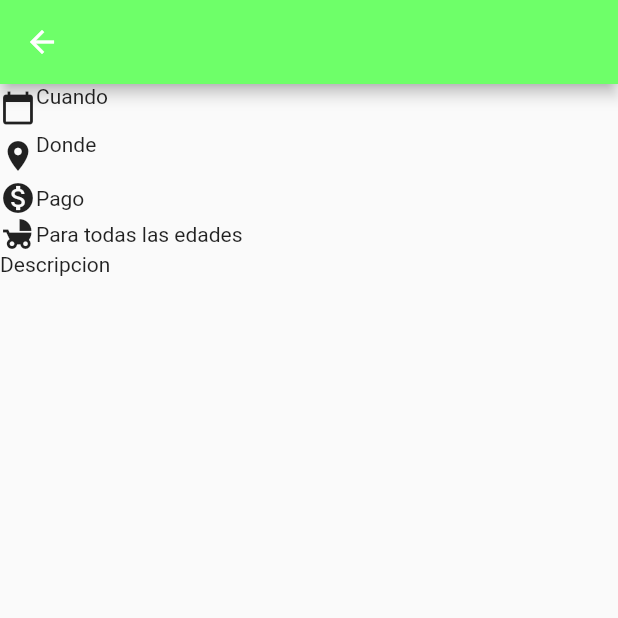
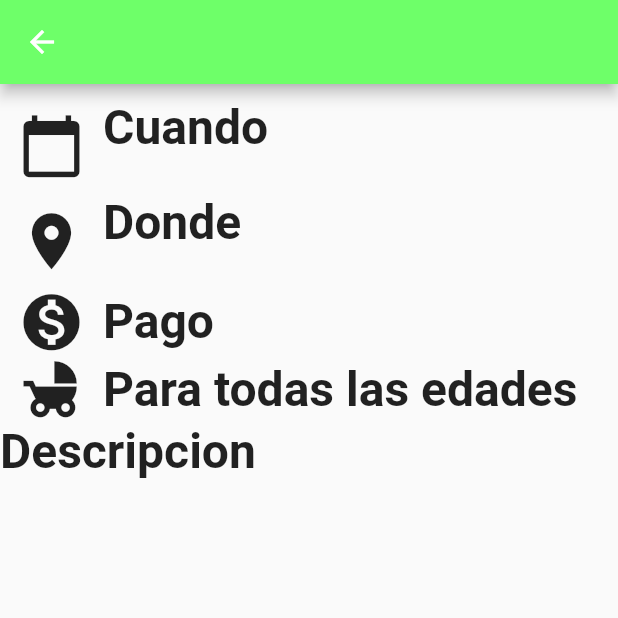
Before and after one commit to TomasTurM/sesale_app, a Flutter app: the DetailsPage screen opened directly with empty values, on a phone screen of 412 x 824 dp, the top half of it. Run offline on Flutter 3.47's test engine with Material 2 defaults, Android fonts, the light colour scheme and no system bars; our stand-ins replace dio; network calls fail.

Commit message:
layout changes

```diff
--- a/lib/event_details/event_details.dart
+++ b/lib/event_details/event_details.dart
@@ -11,6 +11,9 @@ class DetailsPage extends StatefulWidget {
   @override
   DetailsPageState createState() => DetailsPageState();
 }
+
+// Every icon´s size
+double iconSize = 45.0;
 
 class DetailsPageState extends State<DetailsPage> {
 
@@ -37,46 +40,90 @@ class DetailsPageState extends State<DetailsPage> {
         backgroundColor: Color.fromRGBO(110, 255, 105, 90),
       ),
       body: ListView(
+        padding: EdgeInsets.only(top: 10.0),
         children: <Widget>[
           Row(
+            crossAxisAlignment: CrossAxisAlignment.center,
             children: <Widget>[
-              Icon(Icons.calendar_today),
-              Column(
+              Flexible(
+                flex: 2,
+                fit: FlexFit.tight,
+                child: Icon(Icons.calendar_today, size: iconSize),
+              ),
+              Flexible(
+                flex: 10,
+                fit: FlexFit.tight,
+                child: Column(
+                  crossAxisAlignment: CrossAxisAlignment.start,
                   children: <Widget>[
-                  Text("Cuando"),
-                  Text(widget.event["when"]),
+                    Text("Cuando", style: subtitlesStyle()),
+                    Text(widget.event["when"], style: normalTextStyle(),),
                   ],
                 )
+              ),
             ],
           ),
-          Row(
+          Container(
+            child: Row(
+              crossAxisAlignment: CrossAxisAlignment.center,
               children: <Widget>[
-              Icon(Icons.location_on),
-              Column(
+                Flexible(
+                  flex: 2,
+                  fit: FlexFit.tight,
+                  child: Icon(Icons.location_on, size: iconSize),
+                ),
+                Flexible(
+                  flex: 10,
+                  fit: FlexFit.tight,
+                  child: Column(
+                    crossAxisAlignment: CrossAxisAlignment.start,
                     children: <Widget>[
-                  Text("Donde"),
-                  Text(widget.event["location"]),
+                      Text("Donde", style: subtitlesStyle()),
+                      Text(widget.event["location"], style: normalTextStyle()),
                     ],
                   )
+                ),
               ],
             ),
+          ),
           Row(
+            crossAxisAlignment: CrossAxisAlignment.center,
             children: <Widget>[
-              Icon(Icons.monetization_on),
-              Column(
+              Flexible(
+                flex: 2,
+                fit: FlexFit.tight,
+                child: Icon(Icons.monetization_on, size: iconSize),
+              ),
+              Flexible(
+                flex: 10,
+                fit: FlexFit.tight,
+                child: Column(
+                  crossAxisAlignment: CrossAxisAlignment.start,
                   children: <Widget>[
                     isFree(widget.event["free"]),
                   ],
                 )
+              ),
             ],
           ),
           Row(
+            crossAxisAlignment: CrossAxisAlignment.center,
             children: ageRestriction(widget.event["adults"]),
           ),
-          Text("Descripcion"),
-          Text(widget.event["description"]),
-          Row(
+          Text(
+            "Descripcion",
+            style: subtitlesStyle()
+          ),
+          Text(
+            widget.event["description"],
+            style: normalTextStyle(),
+            textAlign: TextAlign.justify,
+          ),
+          Container(
+            child: Row(
+              crossAxisAlignment: CrossAxisAlignment.center,
               children: tagsBuilder(widget.event["tags"]),
+            ),
           ),
         ],
       ),
@@ -88,31 +135,62 @@ Widget isFree(bool free) {
   Text text = Text("");
 
   if (free) {
-    text = Text("Gratis");
+    text = Text("Gratis", style: subtitlesStyle());
   } else {
-    text = Text("Pago");
+    text = Text("Pago", style: subtitlesStyle());
   }
 
   return text;
 }
 
 List<Widget> ageRestriction(bool adults) {
-  Icon icon = Icon(Icons.do_not_disturb_on);
+  Icon icon = Icon(Icons.do_not_disturb_on, size: iconSize);
   Text text = Text("");
   List<Widget> widgets = [];
 
   if (adults) {
-    icon = Icon(Icons.wc);
-    text = Text("Para adultos");
+    icon = Icon(Icons.wc, size: iconSize);
+    text = Text("Para adultos", style: subtitlesStyle());
   } else {
-    icon = Icon(Icons.child_friendly);
-    text = Text("Para todas las edades");
+    icon = Icon(Icons.child_friendly, size: iconSize);
+    text = Text("Para todas las edades", style: subtitlesStyle());
   }
 
-  widgets.insert(0, icon);
-  widgets.insert(1, text);
+  widgets.insert(
+    0,
+    Flexible(
+      child: icon,
+      flex: 2,
+      fit: FlexFit.tight,
+    )
+  );
+
+  widgets.insert(
+    1,
+    Flexible(
+      child: text,
+      flex: 10,
+      fit: FlexFit.tight,
+    )
+  );
 
   return widgets;
 }
 
+// Text Styles
+
+TextStyle subtitlesStyle() {
+  return TextStyle(
+    fontWeight: FontWeight.bold,
+    fontSize: 32.0,
+  );
+}
+
+TextStyle normalTextStyle() {
+  return TextStyle(
+    fontWeight: FontWeight.normal,
+    fontSize: 21.0
+  );
+}
+
 // TODO abstraer el appbar de main.dart
--- a/lib/main.dart
+++ b/lib/main.dart
@@ -27,7 +27,6 @@ class MyApp extends StatelessWidget {
 class Home extends StatelessWidget {
   @override
   Widget build(BuildContext context) {
-    getJsonData();
     return Scaffold(
       appBar: AppBar(
         title: Text('Inicio'),
```
Lines whose indentation alone changed are shown as unchanged.
